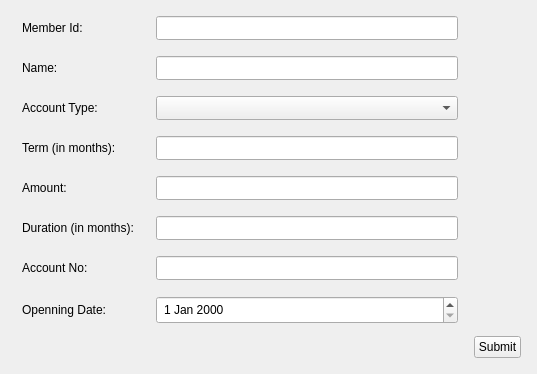
Old version of the form Pages/UI/createAccount.ui in the repository akhilesh26/CSMS.
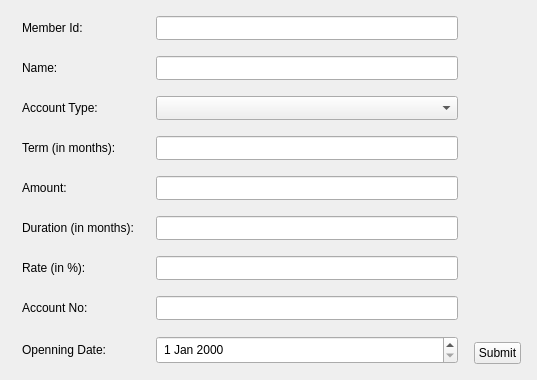
New version of the form.

Commit message: Additional gui for diff account types

```diff
--- a/Pages/UI/createAccount.ui
+++ b/Pages/UI/createAccount.ui
@@ -62,20 +62,6 @@
        <item row="2" column="1">
         <widget class="QComboBox" name="accountTypeComboBox"/>
        </item>
-       <item row="6" column="0">
-        <widget class="QLabel" name="label_5">
-         <property name="text">
-          <string>Account No:</string>
-         </property>
-        </widget>
-       </item>
-       <item row="7" column="0">
-        <widget class="QLabel" name="label_7">
-         <property name="text">
-          <string>Openning Date:</string>
-         </property>
-        </widget>
-       </item>
        <item row="3" column="0">
         <widget class="QLabel" name="label_2">
          <property name="text">
@@ -106,10 +92,34 @@
        <item row="5" column="1">
         <widget class="QLineEdit" name="durationLineEdit"/>
        </item>
+       <item row="6" column="0">
+        <widget class="QLabel" name="rateLabel">
+         <property name="text">
+          <string>Rate (in %):</string>
+         </property>
+        </widget>
+       </item>
        <item row="6" column="1">
-        <widget class="QLineEdit" name="accountNoLineEdit"/>
+        <widget class="QLineEdit" name="rateLineEdit"/>
+       </item>
+       <item row="7" column="0">
+        <widget class="QLabel" name="label_5">
+         <property name="text">
+          <string>Account No:</string>
+         </property>
+        </widget>
        </item>
        <item row="7" column="1">
+        <widget class="QLineEdit" name="accountNoLineEdit"/>
+       </item>
+       <item row="8" column="0">
+        <widget class="QLabel" name="label_7">
+         <property name="text">
+          <string>Openning Date:</string>
+         </property>
+        </widget>
+       </item>
+       <item row="8" column="1">
         <widget class="QDateEdit" name="openningDateEdit"/>
        </item>
       </layout>
```
Left out of the diff: 4 changed lines with no effect on the pictures. The commit also changes 2 other files.
